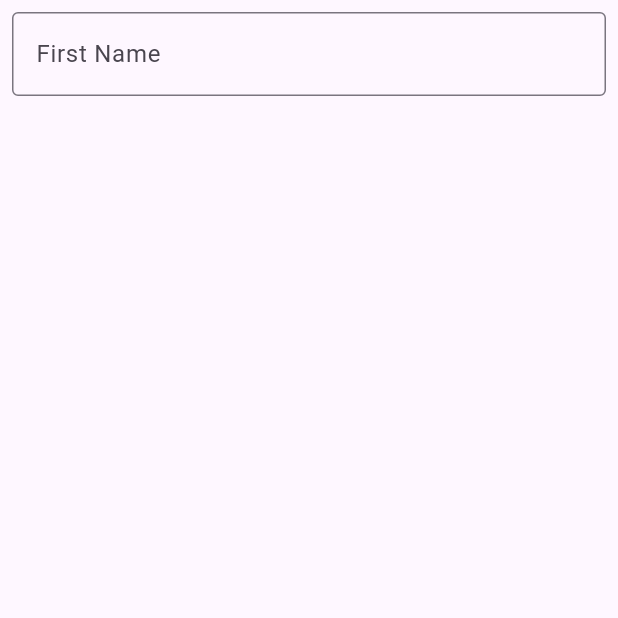
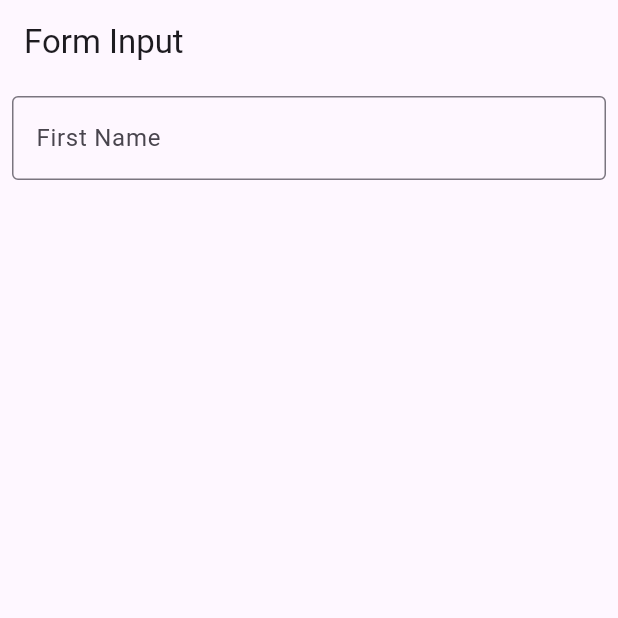
Before and after one commit to fasyaaa/TodoApp_0177, a Flutter app: the screen it shows after launch, on a phone screen of 412 x 824 dp, the top half of it. Run offline on Flutter 3.47's test engine with Material 3 defaults, Android fonts, the light colour scheme and no system bars.

Commit message:
ADD - Tambahkan AppBar dengan judul "Form Input"

```diff
--- a/lib/statefull.dart
+++ b/lib/statefull.dart
@@ -23,6 +23,9 @@ class _StatefullState extends State<Statefull> {
   @override
   Widget build(BuildContext context) {
     return Scaffold(
+      appBar: AppBar(
+        title: const Text("Form Input"),
+      ),
       body: SafeArea(
         child: Padding(
           padding: const EdgeInsets.all(8.0),
```
